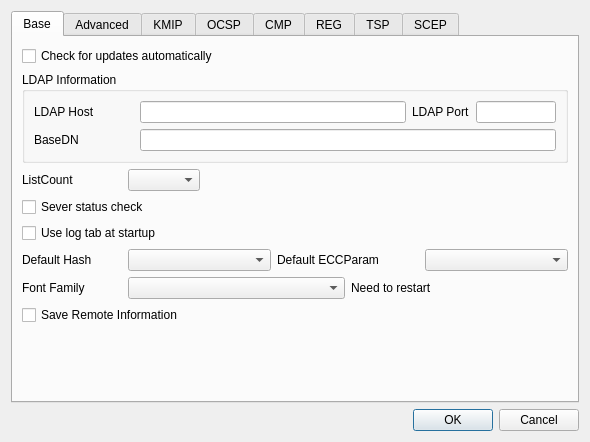
First picture: the form in CertMan/settings_dlg.ui, repository jykim74/CertMan, before the edit.
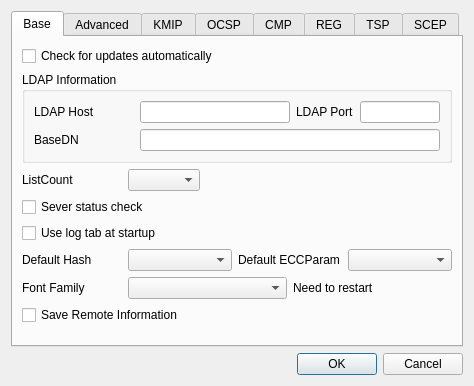
Second picture: the form after the edit. The open tabs and pages were chosen to show the change.

Patch:
```diff
--- a/CertMan/settings_dlg.ui
+++ b/CertMan/settings_dlg.ui
@@ -6,8 +6,8 @@
    <rect>
     <x>0</x>
     <y>0</y>
-    <width>590</width>
-    <height>442</height>
+    <width>470</width>
+    <height>386</height>
    </rect>
   </property>
   <property name="windowTitle">
@@ -96,7 +96,14 @@
              </widget>
             </item>
             <item row="0" column="1">
-             <widget class="QLineEdit" name="mBaseDNText"/>
+             <widget class="QLineEdit" name="mBaseDNText">
+              <property name="minimumSize">
+               <size>
+                <width>300</width>
+                <height>0</height>
+               </size>
+              </property>
+             </widget>
             </item>
            </layout>
           </item>
```
Left out of the diff: 2 changed lines with no effect on the pictures.
